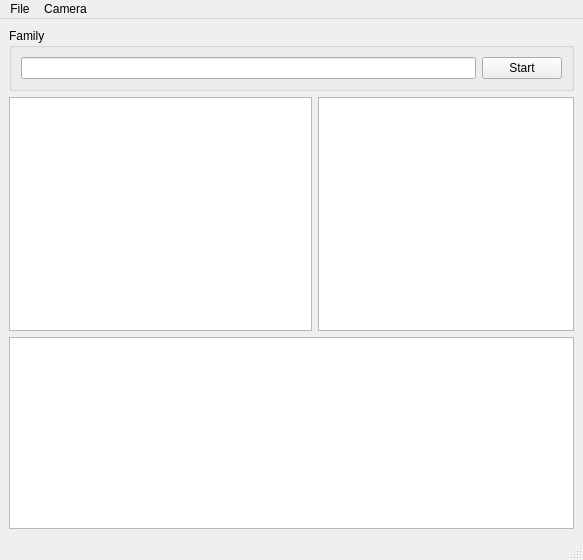
josh23french/photo-upload-inator, file forms/tetherwindow.ui: the form before one commit.
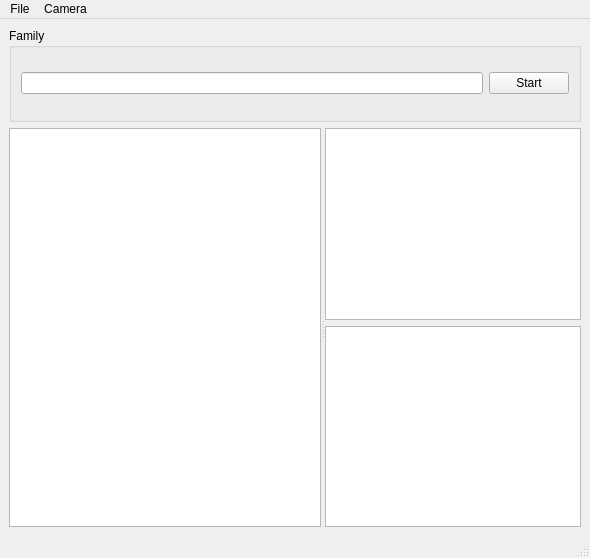
The form after the commit. Icons and pictures are not drawn. Custom widgets are drawn as their Qt base class.

Commit message: Changed layout of TetherWindow

```diff
--- a/forms/tetherwindow.ui
+++ b/forms/tetherwindow.ui
@@ -9,8 +9,8 @@
    <rect>
     <x>0</x>
     <y>0</y>
-    <width>583</width>
-    <height>560</height>
+    <width>590</width>
+    <height>558</height>
    </rect>
   </property>
   <property name="acceptDrops">
@@ -23,9 +23,15 @@
    <bool>false</bool>
   </property>
   <widget class="QWidget" name="centralwidget">
-   <layout class="QVBoxLayout" name="verticalLayout_2">
+   <layout class="QVBoxLayout" name="verticalLayout">
     <item>
      <widget class="QGroupBox" name="familyGrp">
+      <property name="maximumSize">
+       <size>
+        <width>16777215</width>
+        <height>94</height>
+       </size>
+      </property>
       <property name="title">
        <string>Family</string>
       </property>
@@ -44,6 +50,18 @@
      </widget>
     </item>
     <item>
+     <widget class="QSplitter" name="splitter">
+      <property name="orientation">
+       <enum>Qt::Horizontal</enum>
+      </property>
+      <widget class="PreviewGraphicsView" name="preview">
+       <property name="sizePolicy">
+        <sizepolicy hsizetype="Expanding" vsizetype="Expanding">
+         <horstretch>6</horstretch>
+         <verstretch>0</verstretch>
+        </sizepolicy>
+       </property>
+      </widget>
      <widget class="QWidget" name="widget" native="true">
       <property name="sizePolicy">
        <sizepolicy hsizetype="Preferred" vsizetype="Preferred">
@@ -51,17 +69,17 @@
         <verstretch>200</verstretch>
        </sizepolicy>
       </property>
-      <layout class="QHBoxLayout" name="horizontalLayout" stretch="0,0">
+       <layout class="QVBoxLayout" name="verticalLayout_2">
        <property name="margin">
         <number>0</number>
        </property>
        <item>
-        <widget class="PreviewGraphicsView" name="preview"/>
+         <widget class="QPlainTextEdit" name="log"/>
        </item>
        <item>
         <widget class="QListWidget" name="thumbList">
          <property name="sizePolicy">
-          <sizepolicy hsizetype="Minimum" vsizetype="Expanding">
+           <sizepolicy hsizetype="Expanding" vsizetype="Expanding">
            <horstretch>0</horstretch>
            <verstretch>200</verstretch>
           </sizepolicy>
@@ -69,7 +87,7 @@
          <property name="minimumSize">
           <size>
            <width>50</width>
-           <height>0</height>
+            <height>200</height>
           </size>
          </property>
          <property name="mouseTracking">
@@ -79,9 +97,7 @@
        </item>
       </layout>
      </widget>
-    </item>
-    <item>
-     <widget class="QPlainTextEdit" name="log"/>
+     </widget>
     </item>
    </layout>
   </widget>
@@ -90,8 +106,8 @@
     <rect>
      <x>0</x>
      <y>0</y>
-     <width>583</width>
-     <height>27</height>
+     <width>590</width>
+     <height>22</height>
     </rect>
    </property>
    <widget class="QMenu" name="menuFile">
```
Left out of the diff: 32 changed lines with no effect on the pictures. Lines whose indentation alone changed are shown as unchanged.
